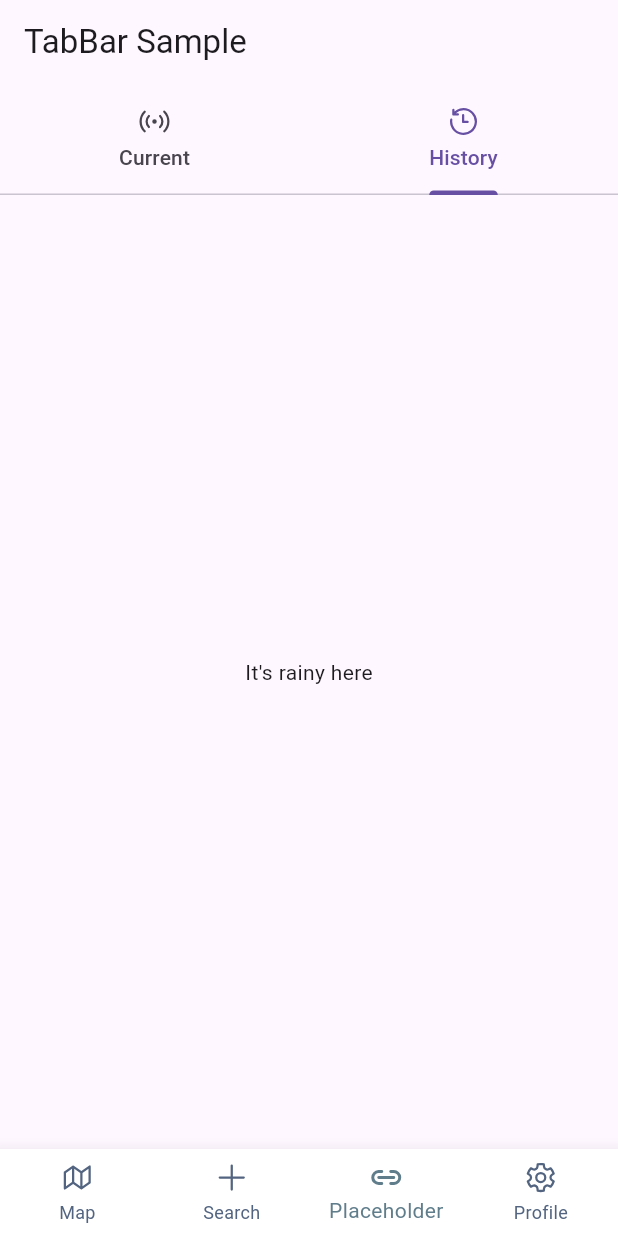
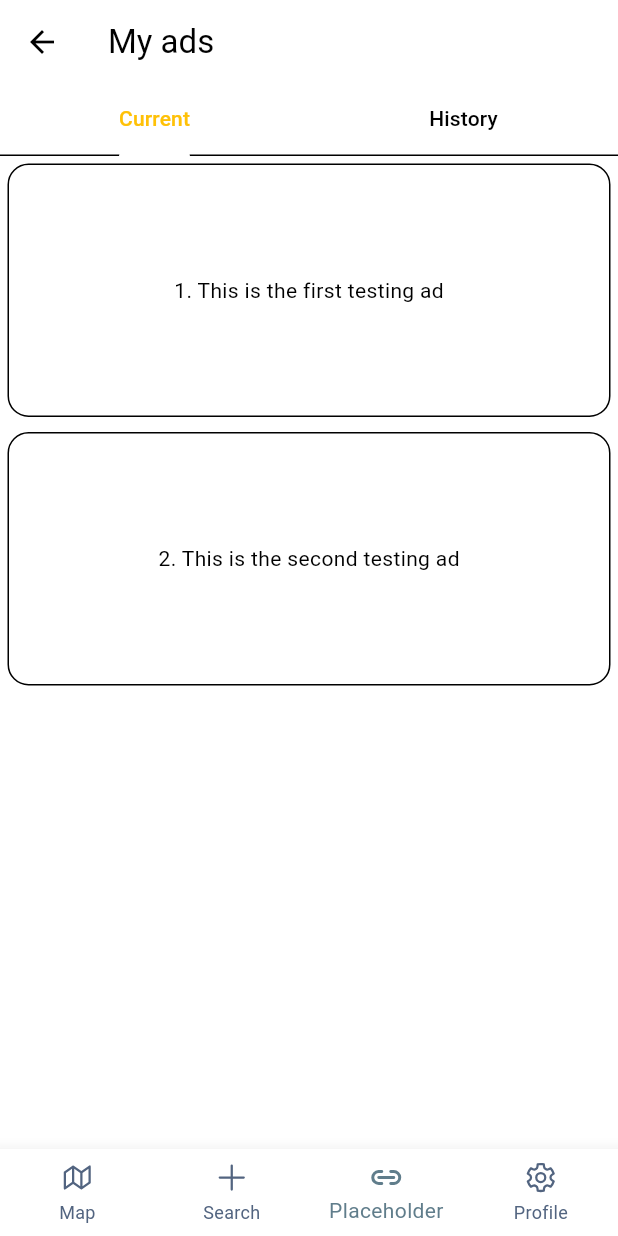
Before and after one commit to ArturKlasa/ad_app, a Flutter app: the screen it shows after launch, item 3 of the bottom bar chosen, on a phone screen of 412 x 824 dp. Run offline on Flutter 3.47's test engine with Material 3 defaults, Android fonts, the light colour scheme and no system bars; our stand-ins replace fluentui_icons, flutter_map, gap, latlong2.

Commit message:
Solved TabBar issues, it works well, but needs style

```diff
--- a/lib/components/my_tab_bar.dart
+++ /dev/null
@@ -1,94 +0,0 @@
-// import 'package:fluentui_icons/fluentui_icons.dart';
-// import 'package:flutter/material.dart';
-
-// class TabBarExample extends StatelessWidget {
-//   const TabBarExample({super.key});
-
-//   @override
-//   Widget build(BuildContext context) {
-//     return DefaultTabController(
-//       initialIndex: 1,
-//       length: 3,
-//       child: Scaffold(
-//         appBar: AppBar(
-//           title: const Text('TabBar Sample'),
-//           bottom: const TabBar(
-//             tabs: <Widget>[
-//               Tab(
-//                 text: "Current",
-//                 icon: Icon(FluentSystemIcons.ic_fluent_live_regular),
-//               ),
-//               Tab(
-//                 text: "History",
-//                 icon: Icon(FluentSystemIcons.ic_fluent_history_regular),
-//               ),
-//             ],
-//           ),
-//         ),
-//         body: const TabBarView(
-//           children: <Widget>[
-//             Center(
-//               child: Text("It's cloudy here"),
-//             ),
-//             Center(
-//               child: Text("It's rainy here"),
-//             ),
-//           ],
-//         ),
-//       ),
-//     );
-//   }
-// }
-
-import 'package:fluentui_icons/fluentui_icons.dart';
-import 'package:flutter/material.dart';
-
-class TabBarApp extends StatelessWidget {
-  const TabBarApp({super.key});
-
-  @override
-  Widget build(BuildContext context) {
-    return MaterialApp(
-      home: const TabBarExample(),
-    );
-  }
-}
-
-class TabBarExample extends StatelessWidget {
-  const TabBarExample({super.key});
-
-  @override
-  Widget build(BuildContext context) {
-    return DefaultTabController(
-      initialIndex: 1,
-      length: 2,
-      child: Scaffold(
-        appBar: AppBar(
-          title: const Text('TabBar Sample'),
-          bottom: const TabBar(
-            tabs: <Widget>[
-              Tab(
-                text: "Current",
-                icon: Icon(FluentSystemIcons.ic_fluent_live_regular),
-              ),
-              Tab(
-                text: "History",
-                icon: Icon(FluentSystemIcons.ic_fluent_history_regular),
-              ),
-            ],
-          ),
-        ),
-        body: const TabBarView(
-          children: <Widget>[
-            Center(
-              child: Text("It's cloudy here"),
-            ),
-            Center(
-              child: Text("It's rainy here"),
-            ),
-          ],
-        ),
-      ),
-    );
-  }
-}
--- a/lib/deprecated/components/my_sliver_appbar.dart
+++ b/lib/deprecated/components/my_sliver_appbar.dart
@@ -9,9 +9,9 @@ class MySliverAppBar extends StatefulWidget {
 
 class _SliverAppBarExampleState extends State<MySliverAppBar>
     with SingleTickerProviderStateMixin {
-  bool _pinned = true;
-  bool _snap = false;
-  bool _floating = false;
+  final bool _pinned = true;
+  final bool _snap = false;
+  final bool _floating = false;
   late TabController _tabController;
 
   @override
--- a/lib/main.dart
+++ b/lib/main.dart
@@ -36,7 +36,7 @@ class MyApp extends StatelessWidget {
         bottomBarRoute: (context) => const BottomBar(),
         homeScreenRoute: (context) => const HomeScreen(),
         myAdsRoute: (context) => const MyAdsScreen(),
-        historyRoute: (context) => const HistoryScreen(),
+        historyRoute: (context) => const NewMyAdsScreen(),
         settingsRoute: (context) => const SettingsScreen()
       },
     );
--- a/lib/screens/bottom_bar.dart
+++ b/lib/screens/bottom_bar.dart
@@ -18,7 +18,7 @@ class _BottomBarState extends State<BottomBar> {
   static final List<Widget> _widgetOptions = <Widget>[
     const HomeScreen(),
     const MyAdsScreen(),
-    const HistoryScreen(),
+    const NewMyAdsScreen(),
     const SettingsScreen(),
   ];
 
--- a/lib/screens/home_screen.dart
+++ b/lib/screens/home_screen.dart
@@ -7,12 +7,13 @@ class HomeScreen extends StatelessWidget {
   @override
   Widget build(BuildContext context) {
     return Scaffold(
-      appBar: AppBar(
-        title: Text("Home Screen"),
-        backgroundColor: Theme.of(context).colorScheme.background,
-        // backgroundColor: Theme.of(context).primaryColor,
-      ),
-      floatingActionButton: FloatingActionButton(onPressed: () {}),
+      // appBar: AppBar(
+      //   title: Text("Home Screen"),
+      //   backgroundColor: Theme.of(context).colorScheme.background,
+      //   // backgroundColor: Theme.of(context).primaryColor,
+      // ),
+      floatingActionButton: FloatingActionButton(
+          onPressed: () {}), //TODO: add this floating action button
       // drawer: const MainDrawer(),
       body: MapDisplay(),
     );
--- a/lib/screens/placeholder_screen.dart
+++ b/lib/screens/placeholder_screen.dart
@@ -1,11 +1,73 @@
-import 'package:addapp/components/my_tab_bar.dart';
 import 'package:flutter/material.dart';
 
-class HistoryScreen extends StatelessWidget {
-  const HistoryScreen({super.key});
+import '../resources/ad_data.dart';
+import '../utils/ad_display.dart';
+
+class NewMyAdsScreen extends StatefulWidget {
+  const NewMyAdsScreen({super.key});
+
+  @override
+  State<NewMyAdsScreen> createState() => _TabBarExampleState();
+}
+
+class _TabBarExampleState extends State<NewMyAdsScreen>
+    with TickerProviderStateMixin {
+  late final TabController _tabController;
+
+  @override
+  void initState() {
+    super.initState();
+    _tabController = TabController(length: 2, vsync: this);
+  }
+
+  @override
+  void dispose() {
+    _tabController.dispose();
+    super.dispose();
+  }
 
   @override
   Widget build(BuildContext context) {
-    return TabBarApp();
+    return Scaffold(
+      appBar: AppBar(
+        backgroundColor: Theme.of(context).colorScheme.primary,
+        title: const Text('My ads'),
+        bottom: TabBar(
+          labelColor: Colors.amber,
+          controller: _tabController,
+          tabs: <Widget>[
+            const Tab(
+              text: "Current",
+            ),
+            const Tab(
+              text: "History",
+            ),
+          ],
+        ),
+      ),
+      body: TabBarView(
+        controller: _tabController,
+        children: <Widget>[
+          ListView(
+            children: [
+              // for (int i = 0; i < adInfo.length; i++)
+              //   (AdDisplay(adInfo: adInfo[i])),
+              for (int i = 0; i < adInfo.length; i++)
+                if (adInfo[i]['is_current'] == true)
+                  (AdDisplay(adInfo: adInfo[i]))
+            ],
+          ),
+          ListView(
+            children: [
+              // for (int i = 0; i < adInfo.length; i++)
+              //   (AdDisplay(adInfo: adInfo[i])),
+              for (int i = 0; i < adInfo.length; i++)
+                if (adInfo[i]['is_current'] == false)
+                  (AdDisplay(adInfo: adInfo[i]))
+            ],
+          ),
+        ],
+      ),
+    );
   }
 }
```
Also changed, not shown: lib/resources/ad_data.dart (+10 -1 lines).
